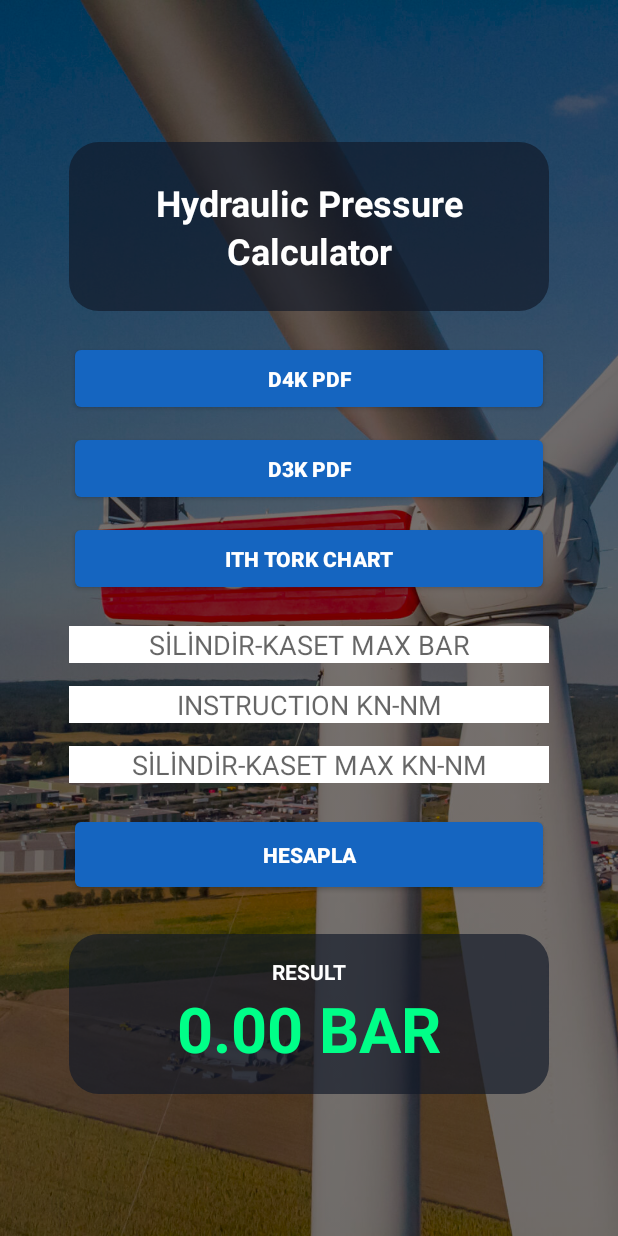
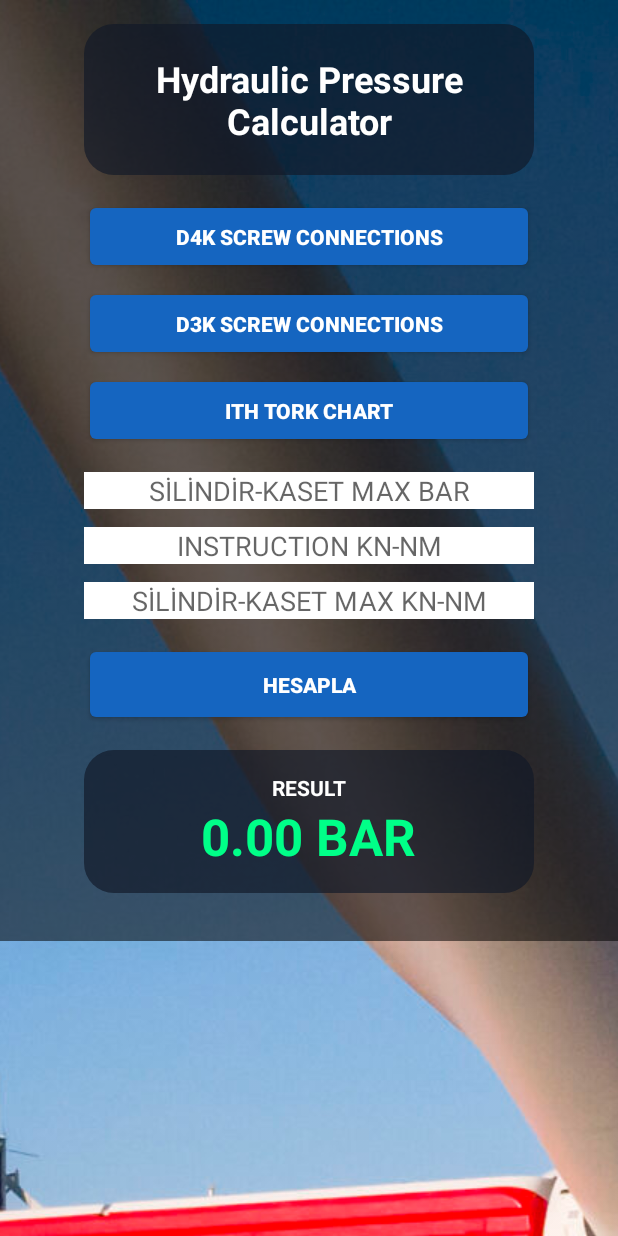
Before and after one commit to ekremocl/Bar-Hesaplama-V2, an Android app: the screen it shows after launch (MainActivity), on a phone screen of 412 x 824 dp. Run offline under Robolectric (Android 15) with nearby library versions, the phone set to English and light mode, and no system bars.

Commit message:
Update activity_main.xml

```diff
--- a/app/src/main/res/layout/activity_main.xml
+++ b/app/src/main/res/layout/activity_main.xml
@@ -1,9 +1,14 @@
 <?xml version="1.0" encoding="utf-8"?>
 
-<FrameLayout
+<ScrollView
     xmlns:android="http://schemas.android.com/apk/res/android"
     android:layout_width="match_parent"
-    android:layout_height="match_parent">
+    android:layout_height="match_parent"
+    android:fillViewport="true">
+
+    <FrameLayout
+        android:layout_width="match_parent"
+        android:layout_height="wrap_content">
 
         <ImageView
             android:layout_width="match_parent"
@@ -13,20 +18,20 @@
 
         <LinearLayout
             android:layout_width="match_parent"
-        android:layout_height="match_parent"
+            android:layout_height="wrap_content"
             android:orientation="vertical"
             android:gravity="center"
             android:background="#88000000"
-        android:padding="24dp">
+            android:padding="16dp">
 
             <LinearLayout
-            android:layout_width="320dp"
+                android:layout_width="300dp"
                 android:layout_height="wrap_content"
                 android:orientation="vertical"
                 android:gravity="center_horizontal"
                 android:background="@drawable/header_card"
-            android:padding="24dp"
-            android:layout_marginBottom="20dp">
+                android:padding="20dp"
+                android:layout_marginBottom="16dp">
 
                 <TextView
                     android:layout_width="match_parent"
@@ -36,22 +41,21 @@
                     android:textSize="24sp"
                     android:textStyle="bold"
                     android:gravity="center"
-                android:textAlignment="center"
-                android:lineSpacingExtra="4dp" />
+                    android:textAlignment="center" />
 
             </LinearLayout>
 
             <LinearLayout
-            android:layout_width="320dp"
+                android:layout_width="300dp"
                 android:layout_height="wrap_content"
                 android:orientation="vertical"
-            android:layout_marginBottom="20dp">
+                android:layout_marginBottom="16dp">
 
                 <Button
                     android:id="@+id/openD4K"
                     android:layout_width="match_parent"
                     android:layout_height="50dp"
-                android:text="D4K PDF"
+                    android:text="D4K Screw Connections"
                     android:textStyle="bold"
                     android:textColor="#FFFFFF"
                     android:backgroundTint="#1565C0" />
@@ -60,8 +64,8 @@
                     android:id="@+id/openD3K"
                     android:layout_width="match_parent"
                     android:layout_height="50dp"
-                android:layout_marginTop="10dp"
-                android:text="D3K PDF"
+                    android:layout_marginTop="8dp"
+                    android:text="D3K Screw Connections"
                     android:textStyle="bold"
                     android:textColor="#FFFFFF"
                     android:backgroundTint="#1565C0" />
@@ -70,8 +74,8 @@
                     android:id="@+id/openITH"
                     android:layout_width="match_parent"
                     android:layout_height="50dp"
-                android:layout_marginTop="10dp"
-                android:text="ITH TORK CHART"
+                    android:layout_marginTop="8dp"
+                    android:text="ITH Tork Chart"
                     android:textStyle="bold"
                     android:textColor="#FFFFFF"
                     android:backgroundTint="#1565C0" />
@@ -80,7 +84,7 @@
 
             <EditText
                 android:id="@+id/maxBar"
-            android:layout_width="320dp"
+                android:layout_width="300dp"
                 android:layout_height="wrap_content"
                 android:hint="SİLİNDİR-KASET MAX BAR"
                 android:background="#FFFFFF"
@@ -89,9 +93,9 @@
 
             <EditText
                 android:id="@+id/instruction"
-            android:layout_width="320dp"
+                android:layout_width="300dp"
                 android:layout_height="wrap_content"
-            android:layout_marginTop="15dp"
+                android:layout_marginTop="12dp"
                 android:hint="INSTRUCTION KN-NM"
                 android:background="#FFFFFF"
                 android:gravity="center"
@@ -99,9 +103,9 @@
 
             <EditText
                 android:id="@+id/maxKn"
-            android:layout_width="320dp"
+                android:layout_width="300dp"
                 android:layout_height="wrap_content"
-            android:layout_marginTop="15dp"
+                android:layout_marginTop="12dp"
                 android:hint="SİLİNDİR-KASET MAX KN-NM"
                 android:background="#FFFFFF"
                 android:gravity="center"
@@ -109,21 +113,22 @@
 
             <Button
                 android:id="@+id/calculate"
-            android:layout_width="320dp"
+                android:layout_width="300dp"
                 android:layout_height="55dp"
-            android:layout_marginTop="20dp"
+                android:layout_marginTop="16dp"
                 android:text="HESAPLA"
                 android:textStyle="bold"
                 android:textColor="#FFFFFF"
                 android:backgroundTint="#1565C0" />
 
             <LinearLayout
-            android:layout_width="320dp"
+                android:layout_width="300dp"
                 android:layout_height="wrap_content"
+                android:orientation="vertical"
                 android:gravity="center"
-            android:orientation="vertical"
                 android:padding="15dp"
-            android:layout_marginTop="25dp"
+                android:layout_marginTop="16dp"
+                android:layout_marginBottom="16dp"
                 android:background="@drawable/header_card">
 
                 <TextView
@@ -139,7 +144,7 @@
                     android:layout_height="wrap_content"
                     android:text="0.00 BAR"
                     android:textColor="#00FF88"
-                android:textSize="42sp"
+                    android:textSize="34sp"
                     android:textStyle="bold" />
 
             </LinearLayout>
@@ -147,3 +152,5 @@
         </LinearLayout>
 
     </FrameLayout>
+
+</ScrollView>
```
Lines whose indentation alone changed are shown as unchanged.
